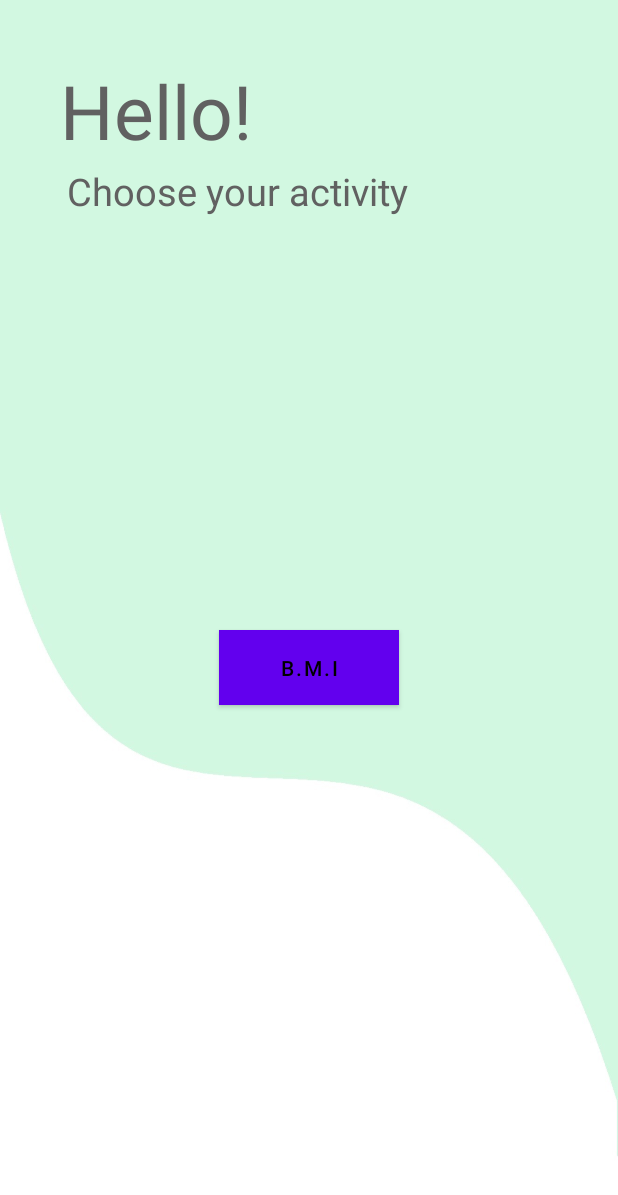
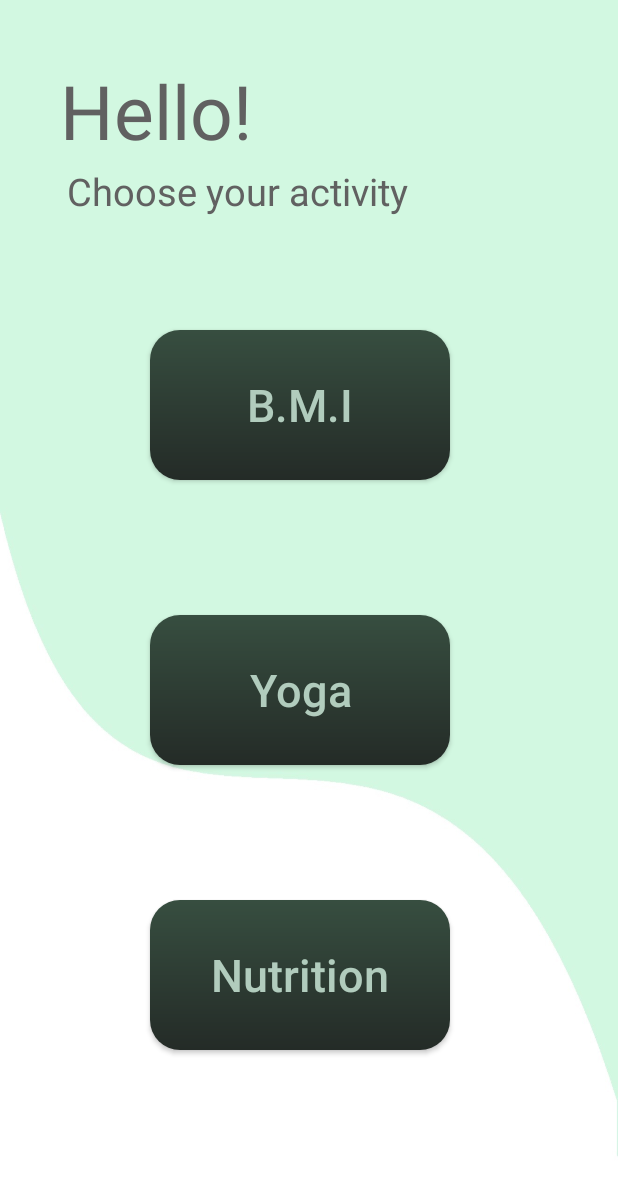
Before and after one commit to ShresthaBanerjee01/MyFitnessPal, an Android app: the screen it shows after launch (aftersplash), on a phone screen of 412 x 824 dp. Shown: the top 1195 px of the screen. Run offline under Robolectric (Android 15) with nearby library versions, the phone set to English and light mode, and no system bars; Roboto replaces fonts that are not available here.

Commit message:
contents page

```diff
--- a/app/src/main/res/drawable/custom_button.xml
+++ b/app/src/main/res/drawable/custom_button.xml
@@ -1,5 +1,5 @@
 <?xml version="1.0" encoding="utf-8"?>
 <shape xmlns:android="http://schemas.android.com/apk/res/android">
-    <solid android:color="#374E40"/>
-
+    <gradient android:startColor="#242b27" android:endColor="#374E40" android:angle="90"/>
+    <corners android:radius="20dp"/>
 </shape>
--- a/app/src/main/res/layout/activity_after_splash.xml
+++ b/app/src/main/res/layout/activity_after_splash.xml
@@ -1,15 +1,12 @@
 <?xml version="1.0" encoding="utf-8"?>
-<androidx.constraintlayout.widget.ConstraintLayout xmlns:android="http://schemas.android.com/apk/res/android"
+<ScrollView xmlns:android="http://schemas.android.com/apk/res/android"
     xmlns:app="http://schemas.android.com/apk/res-auto"
     xmlns:tools="http://schemas.android.com/tools"
     android:layout_width="match_parent"
     android:layout_height="match_parent"
-    tools:context=".aftersplash">
-<ScrollView
-    android:layout_width="match_parent"
-    android:layout_height="match_parent"
-    android:background="@drawable/bg1"
-    >
+    tools:context=".aftersplash"
+    android:background="@drawable/bg1">
+
     <LinearLayout
         android:layout_width="match_parent"
         android:layout_height="wrap_content"
@@ -52,20 +49,111 @@
 
         </RelativeLayout>
 
-        <RelativeLayout
+        <LinearLayout
             android:layout_width="fill_parent"
-            android:layout_height="570dp">
+            android:layout_height="572dp"
+            android:orientation="vertical"
+            android:layout_gravity="center">
 
-            <Button
-                android:layout_width="120dp"
-                android:layout_height="50dp"
-                android:layout_centerInParent="true"
-                android:background="@drawable/custom_button"
-                android:text="B.M.I"
-                android:textColor="#000">
+            <androidx.cardview.widget.CardView
+                android:layout_width="fill_parent"
+                android:layout_height="wrap_content"
+                android:backgroundTint="@android:color/transparent"
+                android:layout_gravity="center"
+                android:outlineProvider="none">
 
-            </Button>
-        </RelativeLayout>
+                <androidx.appcompat.widget.AppCompatButton
+                    android:id="@+id/button1"
+                    android:layout_width="200dp"
+                    android:layout_height="100dp"
+                    android:layout_above="@+id/button2"
+                    android:layout_alignParentTop="true"
+                    android:layout_centerHorizontal="true"
+                    android:layout_marginTop="60dp"
+                    android:layout_marginBottom="30dp"
+                    android:background="@drawable/custom_button"
+                    android:text="B.M.I"
+                    android:textColor="#b1ccbd"
+                    android:textSize="30dp"
+                    android:layout_marginLeft="100dp">
+
+                </androidx.appcompat.widget.AppCompatButton>
+            </androidx.cardview.widget.CardView>
+
+            <androidx.cardview.widget.CardView
+                android:layout_width="fill_parent"
+                android:layout_height="wrap_content"
+                android:backgroundTint="@android:color/transparent"
+                android:layout_gravity="center"
+                android:outlineProvider="none">
+
+                <androidx.appcompat.widget.AppCompatButton
+                    android:id="@+id/button2"
+                    android:layout_width="200dp"
+                    android:layout_height="100dp"
+                    android:layout_above="@+id/button2"
+                    android:layout_alignParentTop="true"
+                    android:layout_centerHorizontal="true"
+                    android:layout_marginTop="60dp"
+                    android:layout_marginBottom="30dp"
+                    android:background="@drawable/custom_button"
+                    android:text="Yoga"
+                    android:textAllCaps="false"
+                    android:textColor="#b1ccbd"
+                    android:textSize="30dp"
+                    android:layout_marginLeft="100dp">
+
+                </androidx.appcompat.widget.AppCompatButton>
+            </androidx.cardview.widget.CardView>
+            <androidx.cardview.widget.CardView
+                android:layout_width="fill_parent"
+                android:layout_height="wrap_content"
+                android:backgroundTint="@android:color/transparent"
+                android:layout_gravity="center"
+                android:outlineProvider="none">
+
+                <androidx.appcompat.widget.AppCompatButton
+                    android:id="@+id/button3"
+                    android:layout_width="200dp"
+                    android:layout_height="100dp"
+                    android:layout_above="@+id/button2"
+                    android:layout_alignParentTop="true"
+                    android:layout_centerHorizontal="true"
+                    android:layout_marginTop="60dp"
+                    android:layout_marginBottom="30dp"
+                    android:background="@drawable/custom_button"
+                    android:text="Nutrition"
+                    android:textAllCaps="false"
+                    android:textColor="#b1ccbd"
+                    android:textSize="30dp"
+                    android:layout_marginLeft="100dp">
+
+                </androidx.appcompat.widget.AppCompatButton>
+            </androidx.cardview.widget.CardView>
+            <androidx.cardview.widget.CardView
+                android:layout_width="fill_parent"
+                android:layout_height="wrap_content"
+                android:backgroundTint="@android:color/transparent"
+                android:layout_gravity="center"
+                android:outlineProvider="none">
+
+                <androidx.appcompat.widget.AppCompatButton
+                    android:id="@+id/button4"
+                    android:layout_width="200dp"
+                    android:layout_height="100dp"
+                    android:layout_above="@+id/button2"
+                    android:layout_alignParentTop="true"
+                    android:layout_centerHorizontal="true"
+                    android:layout_marginTop="60dp"
+                    android:layout_marginBottom="30dp"
+                    android:background="@drawable/custom_button"
+                    android:text="Wellness"
+                    android:textAllCaps="false"
+                    android:textColor="#b1ccbd"
+                    android:textSize="30dp">
+
+                </androidx.appcompat.widget.AppCompatButton>
+            </androidx.cardview.widget.CardView>
+        </LinearLayout>
     </LinearLayout>
 </ScrollView>
-</androidx.constraintlayout.widget.ConstraintLayout>
```
